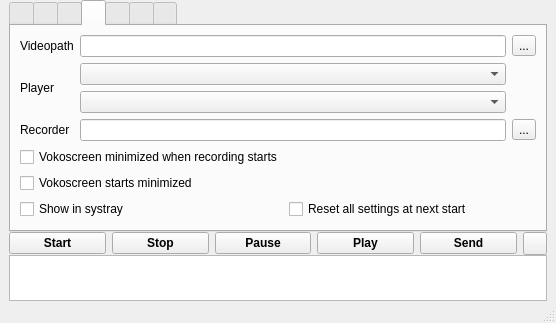
Above: vokoscreen.ui from yanuarakhid/vokoscreen before the change. Below: the same form after it.
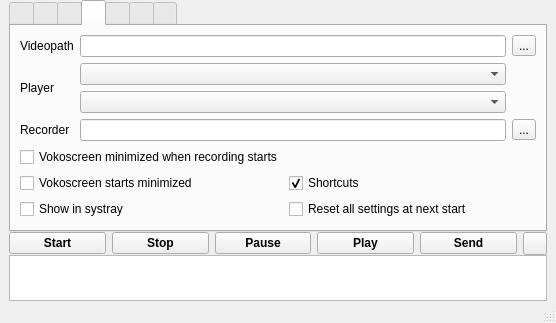
That is the form after the change. The open tabs and pages were chosen to show the change.

Commit message: add shortcuts on off

```diff
--- a/vokoscreen.ui
+++ b/vokoscreen.ui
@@ -614,6 +614,16 @@
               </property>
              </widget>
             </item>
+            <item row="1" column="1">
+             <widget class="QCheckBox" name="shortcutCheckBox">
+              <property name="text">
+               <string notr="true">Shortcuts</string>
+              </property>
+              <property name="checked">
+               <bool>true</bool>
+              </property>
+             </widget>
+            </item>
            </layout>
           </item>
          </layout>
```
Left out of the diff: 10 changed lines with no effect on the pictures. The commit also changes 2 other files.
